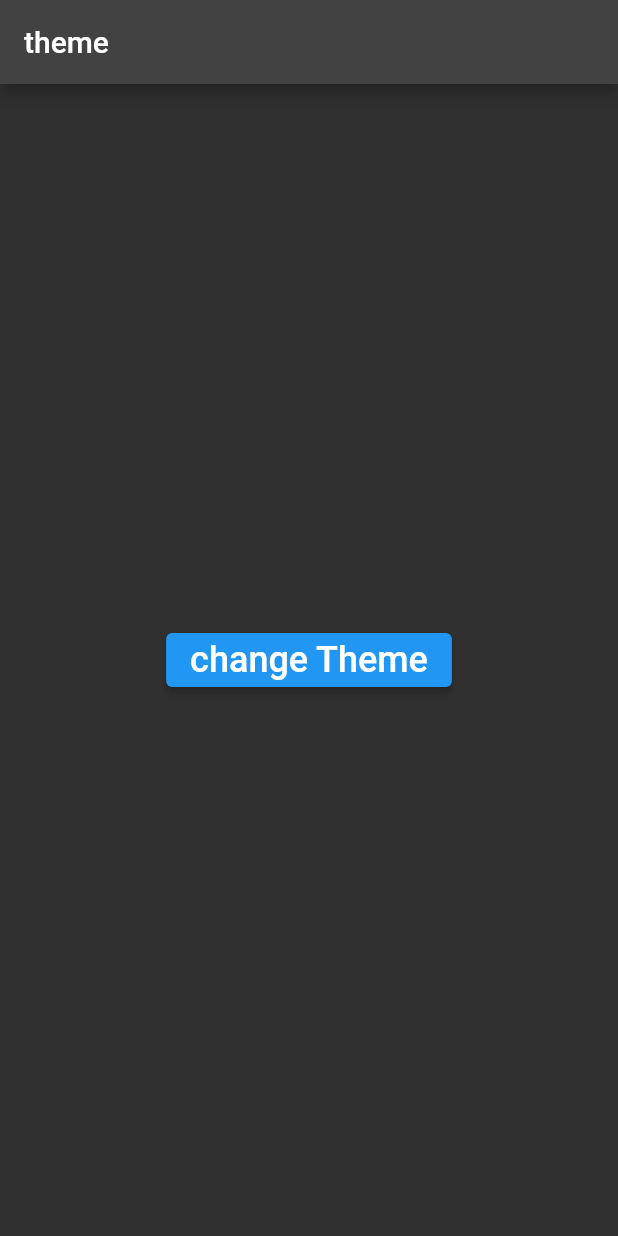
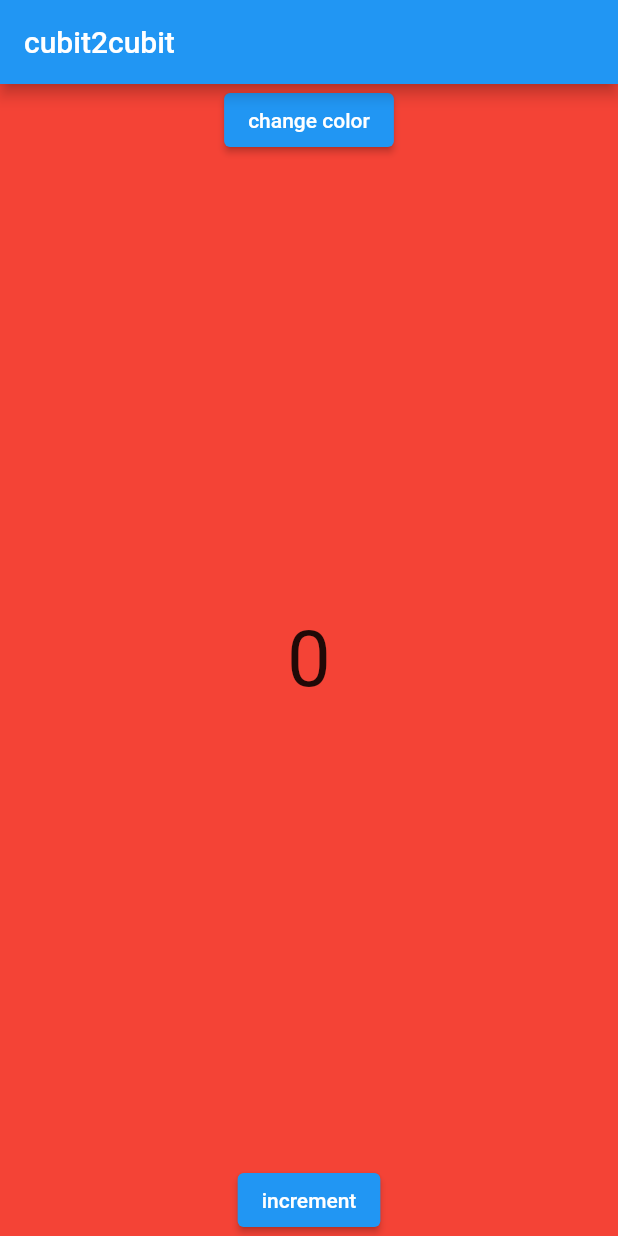
Before and after one commit to ssdd33/flutter_bloc_essential, a Flutter app: the screen it shows after launch, on a phone screen of 412 x 824 dp. Run offline on Flutter 3.47's test engine with Material 2 defaults, Android fonts, the phone set to English and light mode, and no system bars; our stand-ins replace bloc, equatable, flutter_bloc.

Commit message:
cubit to cubit using streamSubscription

```diff
--- /dev/null
+++ b/lib/cubits/color/color_cubit.dart
@@ -0,0 +1,21 @@
+import 'package:bloc/bloc.dart';
+import 'package:equatable/equatable.dart';
+import 'package:flutter/material.dart';
+
+part 'color_state.dart';
+
+class ColorCubit extends Cubit<ColorState> {
+  ColorCubit() : super(ColorState.initial());
+
+  void changeColor() {
+    if (state.color == Colors.red) {
+      emit(state.copyWith(color: Colors.green));
+    } else if (state.color == Colors.green) {
+      emit(state.copyWith(color: Colors.blue));
+    } else if (state.color == Colors.blue) {
+      emit(state.copyWith(color: Colors.black));
+    } else if (state.color == Colors.black) {
+      emit(state.copyWith(color: Colors.red));
+    }
+  }
+}
--- /dev/null
+++ b/lib/cubits/color/color_state.dart
@@ -0,0 +1,24 @@
+part of 'color_cubit.dart';
+
+class ColorState extends Equatable {
+  final Color color;
+
+  ColorState({required this.color});
+  factory ColorState.initial() {
+    return ColorState(color: Colors.red);
+  }
+
+  ColorState copyWith({
+    Color? color,
+  }) {
+    return ColorState(
+      color: color ?? this.color,
+    );
+  }
+
+  @override
+  String toString() => 'ColorState(color: $color)';
+
+  @override
+  List<Object> get props => [color];
+}
--- /dev/null
+++ b/lib/cubits/counter/counter_cubit.dart
@@ -0,0 +1,45 @@
+import 'dart:async';
+
+import 'package:bloc/bloc.dart';
+import 'package:equatable/equatable.dart';
+import 'package:flutter/material.dart';
+import 'package:flutter_block/cubits/color/color_cubit.dart';
+
+part 'counter_state.dart';
+
+class CounterCubit extends Cubit<CounterState> {
+  int incrementSize = 1;
+  final ColorCubit colorCubit;
+  late final StreamSubscription colorSubscription;
+  CounterCubit({
+    required this.colorCubit,
+  }) : super(CounterState.initial()) {
+    colorSubscription = colorCubit.stream.listen((ColorState colorState) {
+      print(colorState.color.toString());
+      if (colorState.color == Colors.red) {
+        incrementSize = 1;
+      }
+      if (colorState.color == Colors.green) {
+        incrementSize = 10;
+      }
+      if (colorState.color == Colors.blue) {
+        incrementSize = 100;
+      }
+      if (colorState.color == Colors.black) {
+        emit(state.copyWith(counter: state.counter - 100));
+        incrementSize = -100;
+      }
+    });
+  }
+
+  @override
+  Future<void> close() {
+    colorSubscription.cancel();
+
+    return super.close();
+  }
+
+  void changeCounter() {
+    emit(state.copyWith(counter: state.counter + incrementSize));
+  }
+}
--- /dev/null
+++ b/lib/cubits/counter/counter_state.dart
@@ -0,0 +1,24 @@
+part of 'counter_cubit.dart';
+
+class CounterState extends Equatable {
+  final int counter;
+
+  CounterState({required this.counter});
+  factory CounterState.initial() {
+    return CounterState(counter: 0);
+  }
+
+  @override
+  String toString() => 'CounterState(counter: $counter)';
+
+  CounterState copyWith({
+    int? counter,
+  }) {
+    return CounterState(
+      counter: counter ?? this.counter,
+    );
+  }
+
+  @override
+  List<Object> get props => [counter];
+}
--- a/lib/main.dart
+++ b/lib/main.dart
@@ -1,4 +1,7 @@
 import 'package:flutter/material.dart';
+import 'package:flutter_bloc/flutter_bloc.dart';
+import 'package:flutter_block/cubits/color/color_cubit.dart';
+import 'package:flutter_block/cubits/counter/counter_cubit.dart';
 
 void main() {
   runApp(MyApp());
@@ -9,11 +12,20 @@
 
   @override
   Widget build(BuildContext context) {
-    return MaterialApp(
-      title: 'Event Payload',
-      debugShowCheckedModeBanner: false,
-      theme: ThemeData.dark(),
-      home: const MyHomePage(),
+    return MultiBlocProvider(
+      providers: [
+        BlocProvider<ColorCubit>(create: (context) => ColorCubit()),
+        BlocProvider<CounterCubit>(
+          create: (context) => CounterCubit(
+            colorCubit: context.read<ColorCubit>(),
+          ),
+        ),
+      ],
+      child: MaterialApp(
+        title: 'Event Payload',
+        debugShowCheckedModeBanner: false,
+        home: const MyHomePage(),
+      ),
     );
   }
 }
@@ -24,18 +36,28 @@
   @override
   Widget build(BuildContext context) {
     return Scaffold(
+      backgroundColor: context.watch<ColorCubit>().state.color,
       appBar: AppBar(
-        title: Text('theme'),
+        title: Text('cubit2cubit'),
       ),
       body: Center(
-        child: ElevatedButton(
-          child: Text(
-            'change Theme',
-            style: TextStyle(fontSize: 24),
-          ),
-          onPressed: () {},
-        ),
-      ),
+          child: Column(
+        mainAxisAlignment: MainAxisAlignment.spaceBetween,
+        children: [
+          ElevatedButton(
+              onPressed: () {
+                context.read<ColorCubit>().changeColor();
+              },
+              child: Text("change color")),
+          Text("${context.watch<CounterCubit>().state.counter}",
+              style: TextStyle(fontSize: 52)),
+          ElevatedButton(
+              onPressed: () {
+                context.read<CounterCubit>().changeCounter();
+              },
+              child: Text('increment'))
+        ],
+      )),
     );
   }
 }
```
Also changed, not shown: 1 other file.
